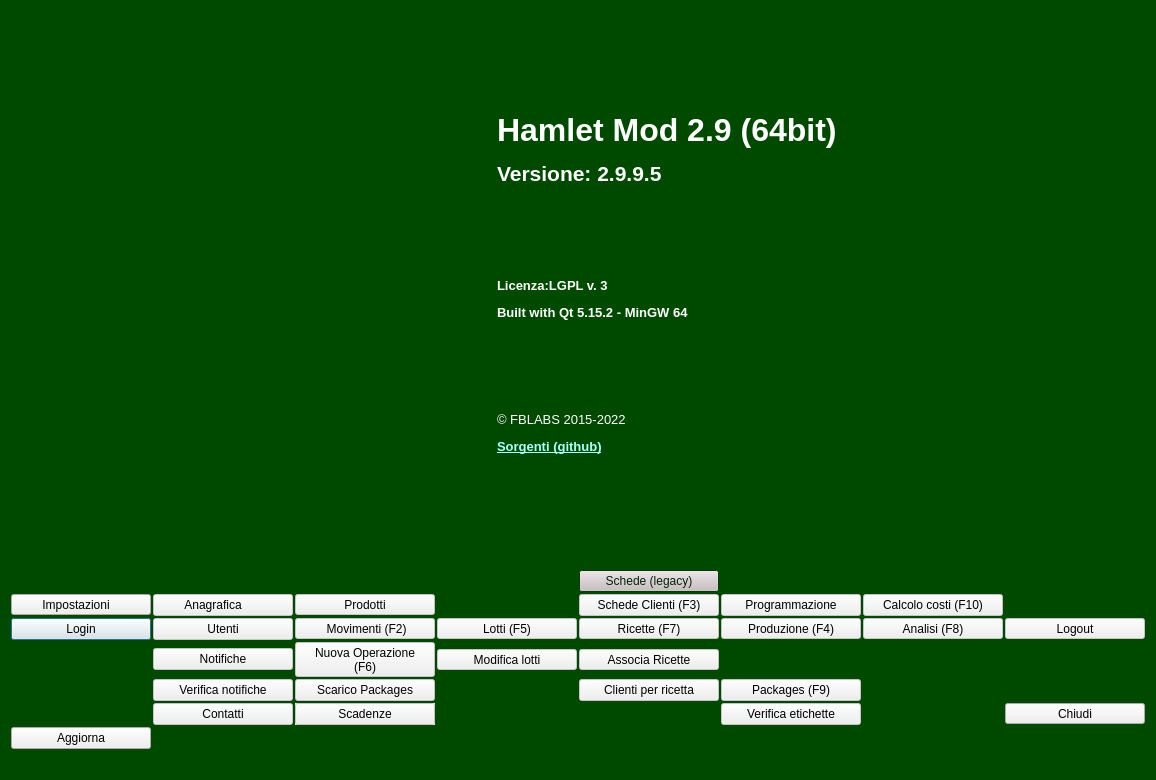
Qt form mainwindow.ui (fblabs/hamlet-mod-sancon) before a commit.
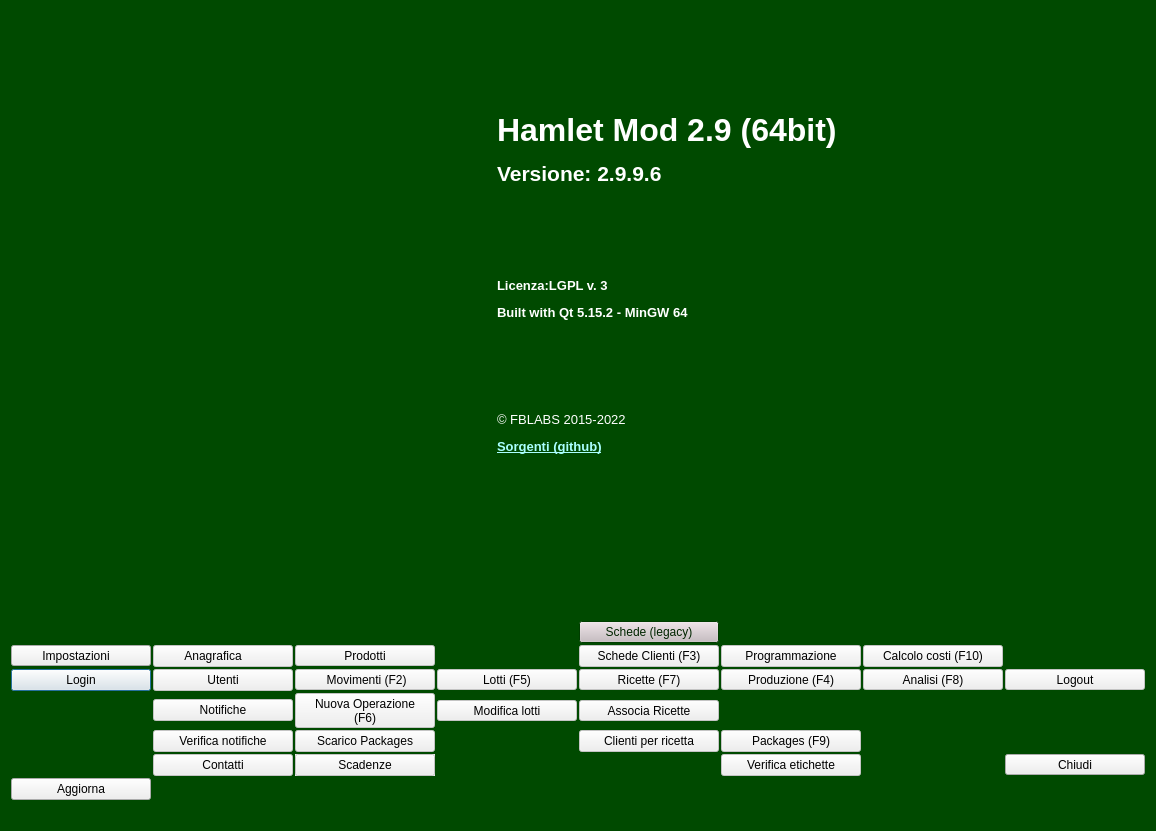
The same form after that commit. Icons and pictures are not drawn.

Patch:
```diff
--- a/mainwindow.ui
+++ b/mainwindow.ui
@@ -9,8 +9,8 @@
    <rect>
     <x>0</x>
     <y>0</y>
-    <width>1112</width>
-    <height>780</height>
+    <width>1156</width>
+    <height>831</height>
    </rect>
   </property>
   <property name="palette">
@@ -505,7 +505,7 @@
          <enum>QFrame::NoFrame</enum>
         </property>
         <property name="text">
-         <string>&lt;html&gt;&lt;head/&gt;&lt;body&gt;&lt;p&gt;&lt;span style=&quot; font-size:24pt; font-weight:600;&quot;&gt;Hamlet Mod 2.9 (64bit)&lt;/span&gt;&lt;/p&gt;&lt;p&gt;&lt;span style=&quot; font-size:16pt; font-weight:600;&quot;&gt;Versione: 2.9.9.5&lt;/span&gt;&lt;/p&gt;&lt;p&gt;&lt;br/&gt;&lt;/p&gt;&lt;p&gt;&lt;br/&gt;&lt;/p&gt;&lt;p&gt;&lt;span style=&quot; font-size:10pt; font-weight:600;&quot;&gt;Licenza:LGPL v. 3&lt;/span&gt;&lt;/p&gt;&lt;p&gt;&lt;span style=&quot; font-size:10pt; font-weight:600;&quot;&gt;Built with Qt 5.15.2 - MinGW 64&lt;/span&gt;&lt;/p&gt;&lt;p&gt;&lt;br/&gt;&lt;/p&gt;&lt;p&gt;&lt;br/&gt;&lt;/p&gt;&lt;p&gt;&lt;span style=&quot; font-size:10pt;&quot;&gt;© FBLABS 2015-2022&lt;/span&gt;&lt;/p&gt;&lt;p&gt;&lt;a href=&quot;￼￼https://github.com/fblabs/hamlet-mod-sancon&quot;&gt;&lt;span style=&quot; font-size:10pt; font-weight:600; text-decoration: underline; color:#aaffff;&quot;&gt;Sorgenti (github)&lt;/span&gt;&lt;/a&gt;&lt;/p&gt;&lt;/body&gt;&lt;/html&gt;</string>
+         <string>&lt;html&gt;&lt;head/&gt;&lt;body&gt;&lt;p&gt;&lt;span style=&quot; font-size:24pt; font-weight:600;&quot;&gt;Hamlet Mod 2.9 (64bit)&lt;/span&gt;&lt;/p&gt;&lt;p&gt;&lt;span style=&quot; font-size:16pt; font-weight:600;&quot;&gt;Versione: 2.9.9.6&lt;/span&gt;&lt;/p&gt;&lt;p&gt;&lt;br/&gt;&lt;/p&gt;&lt;p&gt;&lt;br/&gt;&lt;/p&gt;&lt;p&gt;&lt;span style=&quot; font-size:10pt; font-weight:600;&quot;&gt;Licenza:LGPL v. 3&lt;/span&gt;&lt;/p&gt;&lt;p&gt;&lt;span style=&quot; font-size:10pt; font-weight:600;&quot;&gt;Built with Qt 5.15.2 - MinGW 64&lt;/span&gt;&lt;/p&gt;&lt;p&gt;&lt;br/&gt;&lt;/p&gt;&lt;p&gt;&lt;br/&gt;&lt;/p&gt;&lt;p&gt;&lt;span style=&quot; font-size:10pt;&quot;&gt;© FBLABS 2015-2022&lt;/span&gt;&lt;/p&gt;&lt;p&gt;&lt;a href=&quot;￼￼https://github.com/fblabs/hamlet-mod-sancon&quot;&gt;&lt;span style=&quot; font-size:10pt; font-weight:600; text-decoration: underline; color:#aaffff;&quot;&gt;Sorgenti (github)&lt;/span&gt;&lt;/a&gt;&lt;/p&gt;&lt;/body&gt;&lt;/html&gt;</string>
         </property>
         <property name="scaledContents">
          <bool>false</bool>
```
